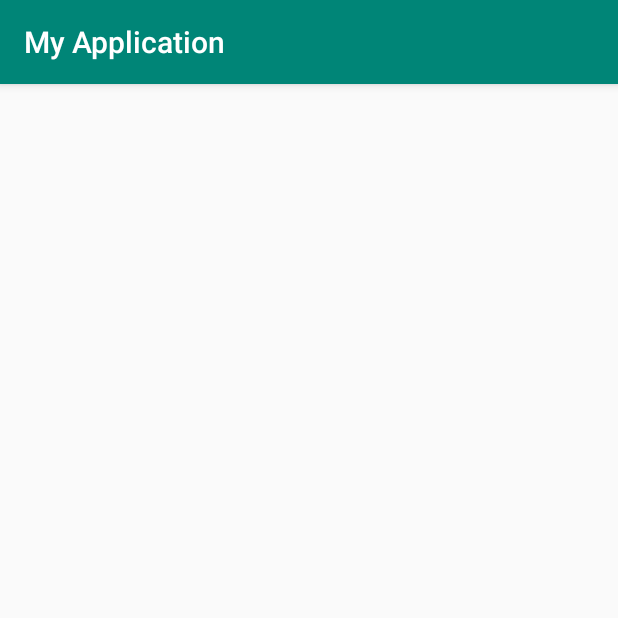
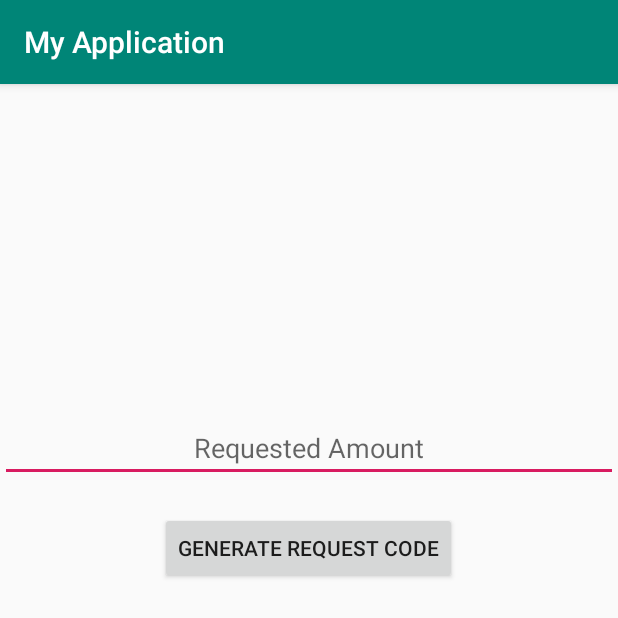
Before and after one commit to RuthKassahun/QR-Electronic-Payment-, an Android app: the Recieve screen opened directly, with no data from a screen before it, on a phone screen of 412 x 824 dp, the top half of it. Run offline under Robolectric (Android 15) with nearby library versions, the light colour scheme and no system bars; libraries missing offline, so code that uses them is left out: androidmads.library.qrgenearator.

Commit message:
Scanner and Generator added Splash changed

```diff
--- a/app/build.gradle
+++ b/app/build.gradle
@@ -32,5 +32,10 @@ dependencies {
     implementation 'androidx.cardview:cardview:1.0.0'
     implementation "androidx.cardview:cardview:1.0.0"
 
+    //QRLibrary
+    implementation 'com.journeyapps:zxing-android-embedded:3.6.0'
+    implementation 'androidmads.library.qrgenearator:QRGenearator:1.0.4'
+    implementation 'com.google.zxing:core:3.3.2'
+
 
 }
--- a/app/src/main/java/com/example/myapplication/MainActivity.java
+++ b/app/src/main/java/com/example/myapplication/MainActivity.java
@@ -9,7 +9,7 @@ import android.os.Handler;
 
 public class MainActivity extends AppCompatActivity {
 
-    private static int SPLASH_TIMEOUT = 1000;
+    private static int SPLASH_TIMEOUT = 10000;
 
     @Override
     protected void onCreate(Bundle savedInstanceState) {
--- a/app/src/main/java/com/example/myapplication/Recieve.java
+++ b/app/src/main/java/com/example/myapplication/Recieve.java
@@ -2,13 +2,58 @@ package com.example.myapplication;
 
 import androidx.appcompat.app.AppCompatActivity;
 
+import android.graphics.Bitmap;
+import android.graphics.Point;
 import android.os.Bundle;
+import android.util.Log;
+import android.view.Display;
+import android.view.View;
+import android.view.WindowManager;
+import android.widget.Button;
+import android.widget.EditText;
+import android.widget.ImageView;
+
+import com.google.zxing.WriterException;
+
+import androidmads.library.qrgenearator.QRGContents;
+import androidmads.library.qrgenearator.QRGEncoder;
 
 public class Recieve extends AppCompatActivity {
+    String TAG="GenerateQrCode";
+    String inputvalue;
+    EditText edttxt;
+    ImageView qrimg;
+    Button start;
+    QRGEncoder qrgEncoder;
+    Bitmap bitmap;
 
     @Override
     protected void onCreate(Bundle savedInstanceState) {
         super.onCreate(savedInstanceState);
         setContentView(R.layout.activity_recieve);
+        qrimg=(ImageView)findViewById(R.id.qrc);
+        edttxt=(EditText)findViewById(R.id.edittext);
+        start=(Button)findViewById(R.id.qrcgen);
+        start.setOnClickListener(new View.OnClickListener() {
+            @Override
+            public void onClick(View v) {
+                inputvalue=edttxt.getText().toString().trim();
+                if(inputvalue.length()>0){
+                    WindowManager manager=(WindowManager)getSystemService(WINDOW_SERVICE);
+                    Display display=manager.getDefaultDisplay();
+                    Point point=new Point();
+                    display.getSize(point);
+                    int width=point.x;
+                    int height=point.y;
+                    int smallerdimension=width<height ? width:height;
+                    smallerdimension=smallerdimension*3/4;
+                    qrgEncoder=new QRGEncoder(inputvalue,null,QRGContents.Type.TEXT,smallerdimension);
+                    bitmap = qrgEncoder.getBitmap();
+                    qrimg.setImageBitmap(bitmap);
+                }else{
+                    edttxt.setError("Required");
+                }
+            }
+        });
     }
 }
--- a/app/src/main/res/layout/activity_main.xml
+++ b/app/src/main/res/layout/activity_main.xml
@@ -5,5 +5,5 @@
     android:layout_width="match_parent"
     android:layout_height="match_parent"
     tools:context=".MainActivity"
-    android:background="@drawable/splash"
+    android:background="@drawable/sploosh"
     />
--- a/app/src/main/res/layout/activity_recieve.xml
+++ b/app/src/main/res/layout/activity_recieve.xml
@@ -6,4 +6,34 @@
     android:layout_height="match_parent"
     tools:context=".Recieve">
 
+    <RelativeLayout
+        android:layout_width="match_parent"
+        android:layout_height="match_parent">
+
+        <ImageView
+            android:layout_width="200dp"
+            android:layout_height="200dp"
+            android:layout_centerHorizontal="true"
+            android:layout_marginTop="20sp"
+            android:id="@+id/qrc"
+            />
+
+
+        <EditText
+            android:layout_width="match_parent"
+            android:layout_height="wrap_content"
+            android:hint="Requested Amount"
+            android:layout_below="@id/qrc"
+            android:gravity="center"
+            android:id="@+id/edittext"
+            />
+        <Button
+            android:layout_width="wrap_content"
+            android:layout_height="wrap_content"
+            android:text="Generate Request Code"
+            android:layout_below="@id/edittext"
+            android:layout_centerHorizontal="true"
+            android:layout_marginTop="20sp"
+            android:id="@+id/qrcgen"/>
+    </RelativeLayout>
 </androidx.constraintlayout.widget.ConstraintLayout>
```
Also changed, not shown: app/src/main/java/com/example/myapplication/Send.java (+39 -5 lines), app/src/main/res/layout/activity_send.xml (+28 -2 lines), app/src/main/res/drawable/splash.png (deleted), app/src/main/res/drawable/sploosh.png (added).
